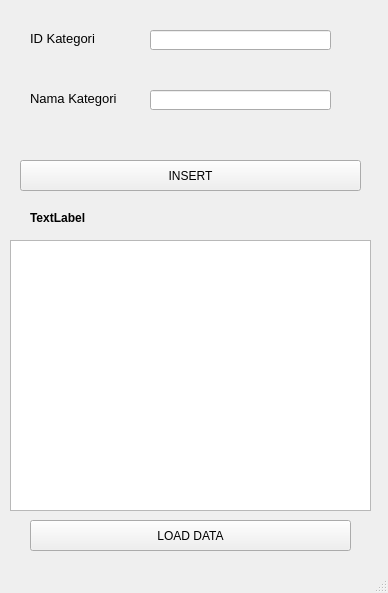
Above: kategoriview.ui from ahmadsyaifuddin-dins/Mysql_Py before the change. Below: the same form after it.
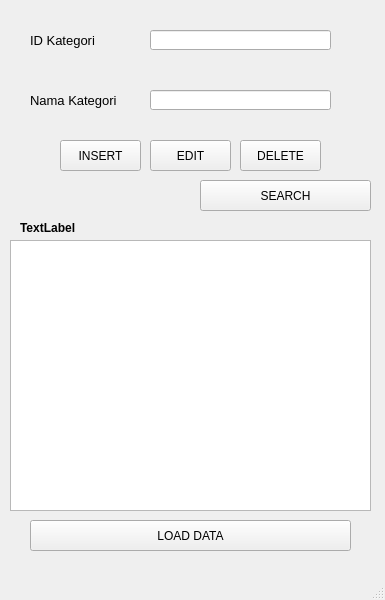
That is the form after the change.

Commit message: menambahkan fungsi code btn update, delete

Diff of the .ui file:
```diff
--- a/kategoriview.ui
+++ b/kategoriview.ui
@@ -6,8 +6,8 @@
    <rect>
     <x>0</x>
     <y>0</y>
-    <width>388</width>
-    <height>593</height>
+    <width>385</width>
+    <height>600</height>
    </rect>
   </property>
   <property name="windowTitle">
@@ -27,9 +27,9 @@
    <widget class="QPushButton" name="pushButtonInsert">
     <property name="geometry">
      <rect>
-      <x>20</x>
-      <y>160</y>
-      <width>341</width>
+      <x>60</x>
+      <y>140</y>
+      <width>81</width>
       <height>31</height>
      </rect>
     </property>
@@ -40,8 +40,8 @@
    <widget class="QLabel" name="labelResult">
     <property name="geometry">
      <rect>
-      <x>30</x>
-      <y>210</y>
+      <x>20</x>
+      <y>220</y>
       <width>311</width>
       <height>16</height>
      </rect>
@@ -49,7 +49,6 @@
     <property name="font">
      <font>
       <pointsize>9</pointsize>
-      <weight>75</weight>
       <bold>true</bold>
      </font>
     </property>
@@ -63,7 +62,7 @@
       <x>30</x>
       <y>30</y>
       <width>81</width>
-      <height>16</height>
+      <height>21</height>
      </rect>
     </property>
     <property name="font">
@@ -91,7 +90,7 @@
       <x>30</x>
       <y>90</y>
       <width>91</width>
-      <height>16</height>
+      <height>21</height>
      </rect>
     </property>
     <property name="font">
@@ -126,6 +125,45 @@
      <string>LOAD DATA</string>
     </property>
    </widget>
+   <widget class="QPushButton" name="pushButtonInsert_2">
+    <property name="geometry">
+     <rect>
+      <x>150</x>
+      <y>140</y>
+      <width>81</width>
+      <height>31</height>
+     </rect>
+    </property>
+    <property name="text">
+     <string>EDIT</string>
+    </property>
+   </widget>
+   <widget class="QPushButton" name="pushButtonInsert_3">
+    <property name="geometry">
+     <rect>
+      <x>240</x>
+      <y>140</y>
+      <width>81</width>
+      <height>31</height>
+     </rect>
+    </property>
+    <property name="text">
+     <string>DELETE</string>
+    </property>
+   </widget>
+   <widget class="QPushButton" name="pushButtonInsert_4">
+    <property name="geometry">
+     <rect>
+      <x>200</x>
+      <y>180</y>
+      <width>171</width>
+      <height>31</height>
+     </rect>
+    </property>
+    <property name="text">
+     <string>SEARCH</string>
+    </property>
+   </widget>
   </widget>
   <widget class="QMenuBar" name="menubar">
    <property name="geometry">
```
Left out of the diff: 2 changed lines with no effect on the pictures. The commit also changes 2 other files.
